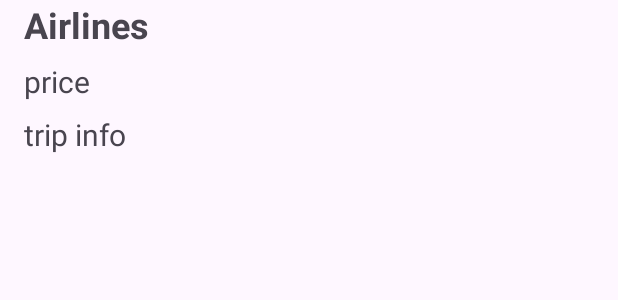
After one commit to arjunmehtaa/SingleStep, an Android app: the layout item_flight_info.xml on its own in the app's theme, with its tools: preview values and no code run, on a phone screen of 412 x 824 dp. The commit adds this screen. Shown: the top 300 px of the screen. Run offline under Robolectric (Android 15) with nearby library versions, the phone set to English and light mode, and no system bars.

Commit message:
Flight Fragment Prototype

```diff
--- a/app/src/main/java/com/example/singlestep/ui/MainActivity.kt
+++ b/app/src/main/java/com/example/singlestep/ui/MainActivity.kt
@@ -1,6 +1,7 @@
 package com.example.singlestep.ui
 
 import android.os.Bundle
+import android.util.Log
 import androidx.appcompat.app.AppCompatActivity
 import androidx.appcompat.app.AppCompatDelegate
 import androidx.navigation.fragment.NavHostFragment
--- a/app/src/main/java/com/example/singlestep/ui/detail/DetailViewModel.kt
+++ /dev/null
@@ -1,5 +0,0 @@
-package com.example.singlestep.ui.detail
-
-import androidx.lifecycle.ViewModel
-
-class DetailViewModel : ViewModel()
--- /dev/null
+++ b/app/src/main/res/layout/item_flight_info.xml
@@ -0,0 +1,41 @@
+<?xml version="1.0" encoding="utf-8"?>
+<RelativeLayout xmlns:android="http://schemas.android.com/apk/res/android"
+    xmlns:app="http://schemas.android.com/apk/res-auto"
+    xmlns:tools="http://schemas.android.com/tools"
+    android:layout_width="match_parent"
+    android:layout_height="wrap_content">
+
+    <TextView
+        android:id="@+id/name_text_view"
+        android:layout_width="match_parent"
+        android:layout_height="wrap_content"
+        android:layout_marginHorizontal="16dp"
+        android:layout_marginBottom="8dp"
+        android:textSize="24sp"
+        android:textStyle="bold"
+        tools:text="Airlines" />
+
+    <TextView
+        android:id="@+id/price_text_view"
+        android:layout_width="wrap_content"
+        android:layout_height="wrap_content"
+        android:layout_below="@id/name_text_view"
+        android:layout_marginHorizontal="16dp"
+        android:layout_marginBottom="8dp"
+        android:drawablePadding="8dp"
+        android:gravity="center_vertical"
+        android:textSize="20sp"
+        tools:text="price" />
+    <TextView
+        android:id="@+id/trip_legs"
+        android:layout_width="wrap_content"
+        android:layout_height="wrap_content"
+        android:layout_below="@id/price_text_view"
+        android:layout_marginHorizontal="16dp"
+        android:layout_marginBottom="8dp"
+        android:drawablePadding="8dp"
+        android:gravity="center_vertical"
+        android:textSize="20sp"
+        tools:text="trip info" />
+
+</RelativeLayout>
--- a/app/src/main/res/navigation/nav_graph.xml
+++ b/app/src/main/res/navigation/nav_graph.xml
@@ -21,9 +21,9 @@
 
         <fragment
             android:id="@+id/detailFragment"
-            android:name="com.example.singlestep.ui.detail.DetailFragment"
+            android:name="com.example.singlestep.ui.detail.FlightFragment"
             android:label="fragment_detail"
-            tools:layout="@layout/fragment_detail">
+            tools:layout="@layout/fragment_flight">
             <argument
                 android:name="tripParameters"
                 app:argType="com.example.singlestep.model.TripParameters" />
```
Also changed, not shown: app/src/main/java/com/example/singlestep/data/Amadeus.kt (+70 -0 lines), app/src/main/java/com/example/singlestep/model/FlightDetails.kt (added, +37 -0 lines), app/src/main/java/com/example/singlestep/ui/common/adapters/FlightAdapter.kt (added, +61 -0 lines), app/src/main/java/com/example/singlestep/ui/detail/DetailFragment.kt (deleted, +0 -43 lines), app/src/main/java/com/example/singlestep/ui/detail/FlightFragment.kt (added, +68 -0 lines), app/src/main/java/com/example/singlestep/ui/detail/FlightViewModel.kt (added, +57 -0 lines), app/src/main/res/layout/fragment_flight.xml (renamed from app/src/main/res/layout/fragment_detail.xml, +13 -2 lines).
